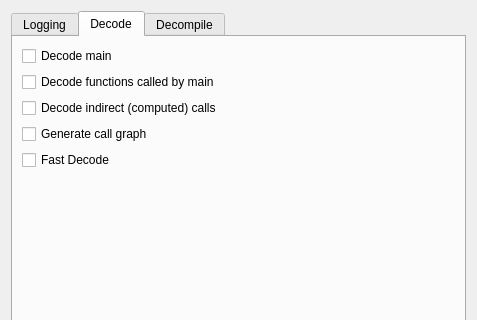
Old version of the form src/boomerang-gui/SettingsDlg.ui in the repository BoomerangDecompiler/boomerang; both pictures show x 0 to 477 and y 0 to 320 of the 477 by 767 pixel window.
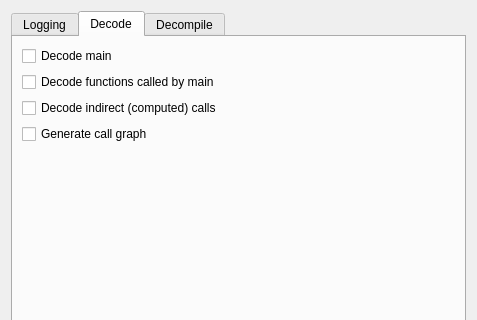
New version of the form. The open tabs and pages were chosen to show the change.

Commit message: Remove 'Fast Decode' setting from GUI

```diff
--- a/src/boomerang-gui/SettingsDlg.ui
+++ b/src/boomerang-gui/SettingsDlg.ui
@@ -163,13 +163,6 @@
              </property>
             </widget>
            </item>
-           <item>
-            <widget class="QCheckBox" name="chkFastDecode">
-             <property name="text">
-              <string>Fast Decode</string>
-             </property>
-            </widget>
-           </item>
           </layout>
          </item>
          <item>
```
The commit also changes 2 other files.
